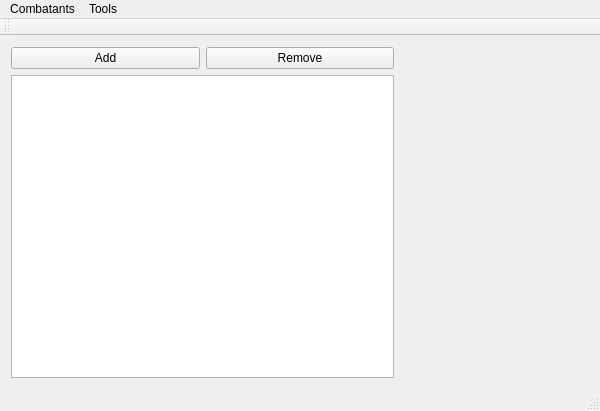
Qt form EncounterManager.ui (smithbt/EncounterManager) before a commit.
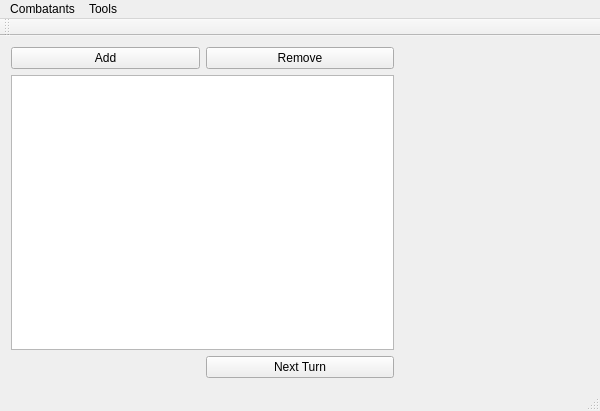
The same form after that commit. Custom widgets are drawn as their Qt base class.

Commit message: Converted TableView to ListView. Added (very ineffecient) tracking for current turn.

What changed in the file:
```diff
--- a/EncounterManager.ui
+++ b/EncounterManager.ui
@@ -30,7 +30,7 @@
      </widget>
     </item>
     <item row="1" column="1" colspan="2">
-     <widget class="QTableView" name="combatantTableView">
+     <widget class="QListView" name="combatantView">
       <property name="editTriggers">
        <set>QAbstractItemView::DoubleClicked|QAbstractItemView::SelectedClicked</set>
       </property>
@@ -40,15 +40,9 @@
       <property name="selectionBehavior">
        <enum>QAbstractItemView::SelectRows</enum>
       </property>
-      <property name="sortingEnabled">
-       <bool>true</bool>
-      </property>
-      <attribute name="horizontalHeaderVisible">
-       <bool>true</bool>
-      </attribute>
      </widget>
     </item>
-    <item row="0" column="3" rowspan="2">
+    <item row="0" column="4" rowspan="2">
      <widget class="CombatantWidget" name="currentCombatantWidget" native="true">
       <property name="enabled">
        <bool>true</bool>
@@ -61,6 +55,13 @@
       </property>
      </widget>
     </item>
+    <item row="2" column="2">
+     <widget class="QPushButton" name="nextButton">
+      <property name="text">
+       <string>Next Turn</string>
+      </property>
+     </widget>
+    </item>
    </layout>
   </widget>
   <widget class="QMenuBar" name="menuBar">
```
Left out of the diff: 14 changed lines with no effect on the pictures. The commit also changes 4 other files.
